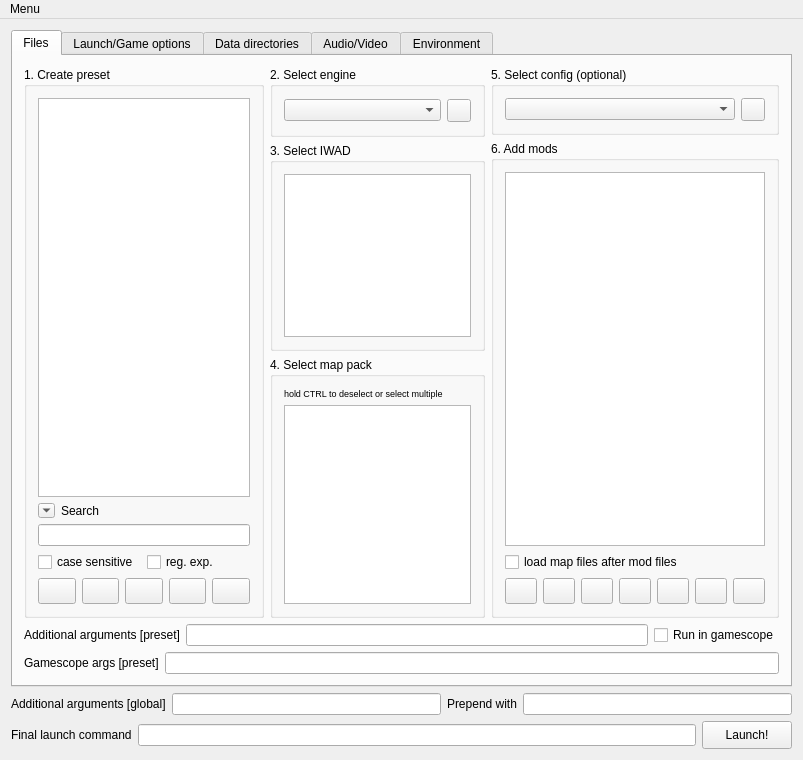
kdmn2/DoomRunnerPlus, file Forms/MainWindow.ui: the form before one commit.
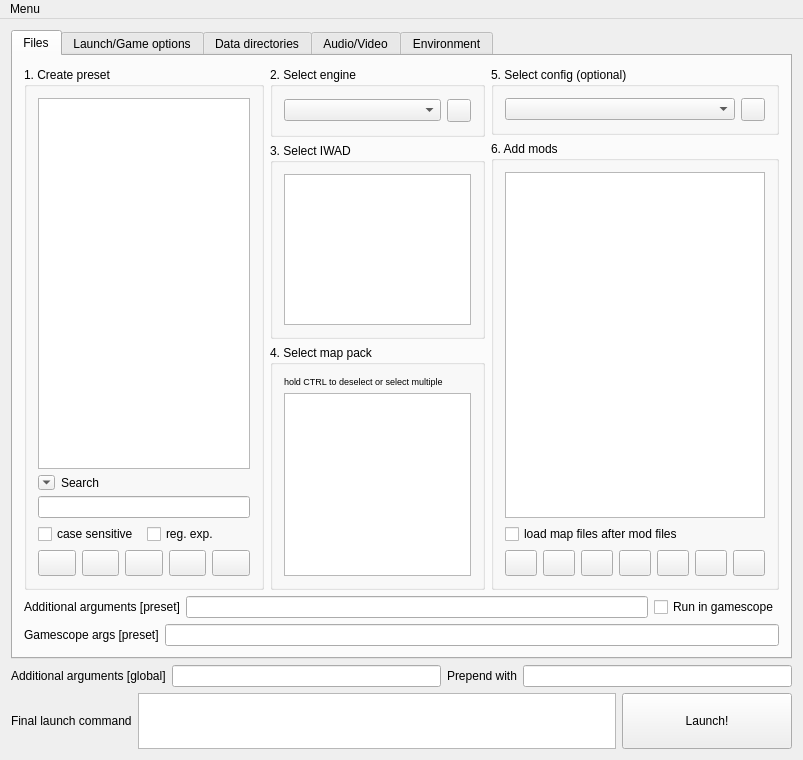
The form after the commit. Icons and pictures are not drawn. Custom widgets are drawn as their Qt base class.

Commit message:
ui: fix font scaling to whole app, bigger Launch button, multi-line launch command
- applyUiScale now also scales fonts defined in pixels (pointSizeF() is -1 on
  some setups like the Steam Deck), so the chosen font size actually affects the
  whole app; also re-apply it when the Initial setup dialog is accepted.
- Enlarge the Launch! button (170x56) for touch screens.
- Make the 'Final launch command' a read-only, word-wrapped multi-line field
  (QPlainTextEdit) instead of a single-line QLineEdit.

```diff
--- a/Forms/MainWindow.ui
+++ b/Forms/MainWindow.ui
@@ -2744,21 +2744,33 @@
        </widget>
       </item>
       <item>
-       <widget class="QLineEdit" name="commandLine">
-        <property name="enabled">
-         <bool>true</bool>
+        <widget class="QPlainTextEdit" name="commandLine">
+         <property name="sizePolicy">
+          <sizepolicy hsizetype="Expanding" vsizetype="Preferred">
+           <horstretch>0</horstretch>
+           <verstretch>0</verstretch>
+          </sizepolicy>
+         </property>
+         <property name="minimumSize">
+          <size>
+           <width>0</width>
+           <height>56</height>
+          </size>
         </property>
         <property name="readOnly">
          <bool>true</bool>
         </property>
+         <property name="lineWrapMode">
+          <enum>QPlainTextEdit::WidgetWidth</enum>
+         </property>
        </widget>
       </item>
       <item>
        <widget class="QPushButton" name="launchBtn">
         <property name="minimumSize">
          <size>
-          <width>90</width>
-          <height>28</height>
+           <width>170</width>
+           <height>56</height>
          </size>
         </property>
         <property name="toolTip">
```
Lines whose indentation alone changed are shown as unchanged. The commit also changes 2 other files.
